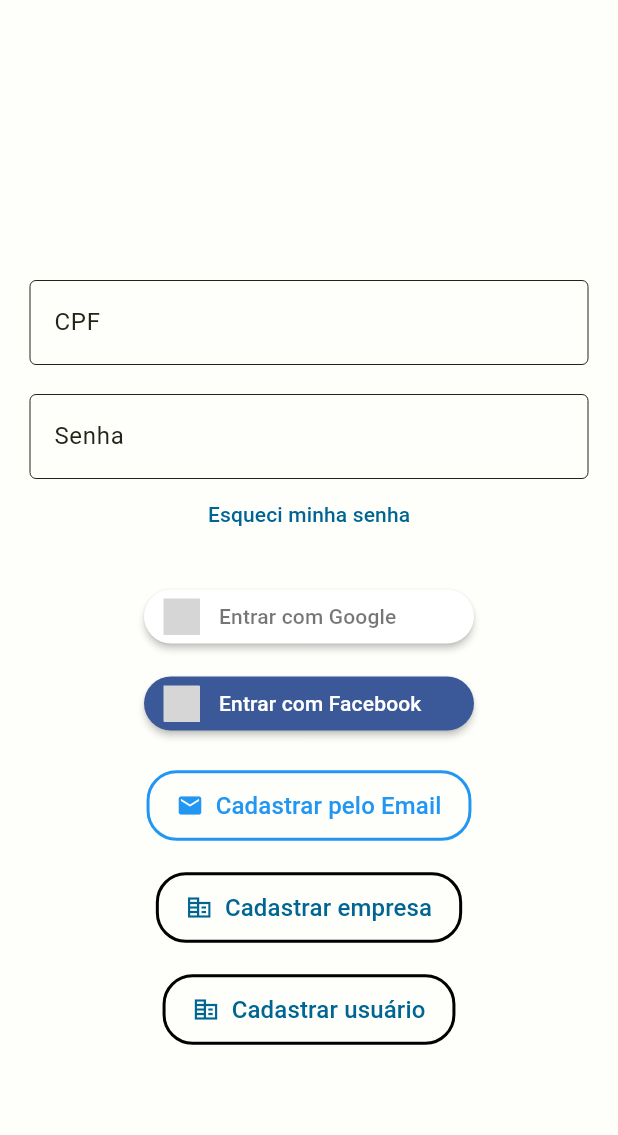
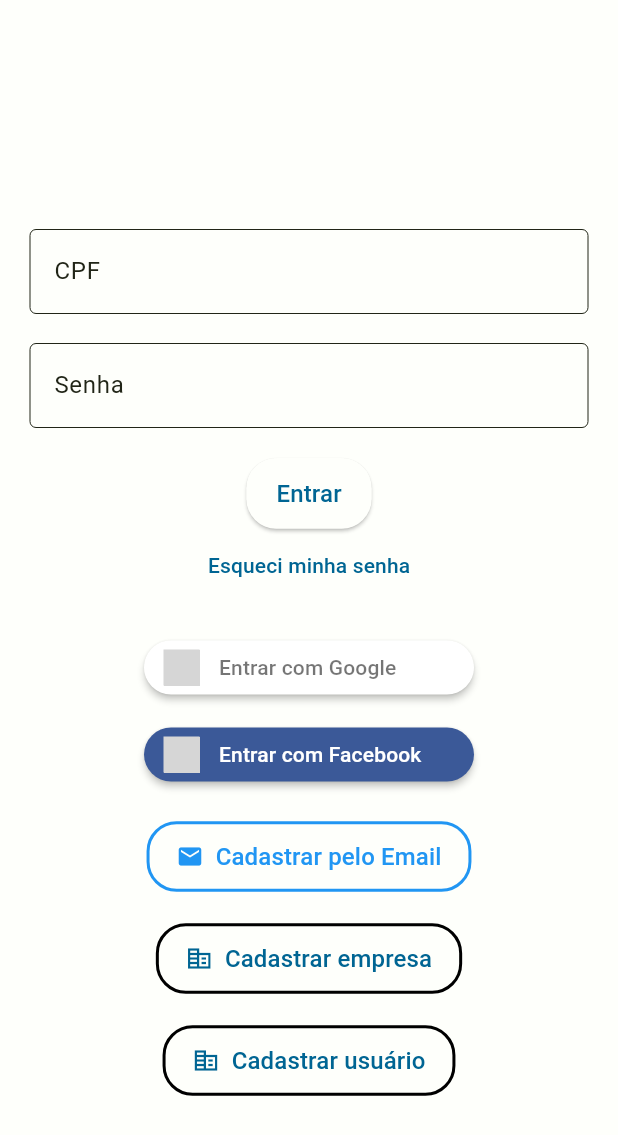
Before and after one commit to FAGE-Project/FAGE-Frontend, a Flutter app: the Profile widget shown alone on an empty page, opened directly, on a phone screen of 412 x 824 dp. Shown: the top 1135 px of the screen. Run offline on Flutter 3.47's test engine with Material 2 defaults, Android fonts, the phone set to English and light mode, and no system bars; drawn by our look-alikes of sign_in_button; our stand-ins replace date_picker_timeline, mask_text_input_formatter; network calls fail; grey boxes are pictures that could not be loaded.

Commit message:
Validação de login

```diff
--- a/lib/pages/profile.dart
+++ b/lib/pages/profile.dart
@@ -1,5 +1,3 @@
-import 'dart:html';
-
 import 'package:fage/routes/routes.dart';
 import 'package:flutter/material.dart';
 import 'dart:convert';
@@ -28,13 +26,14 @@
     };
 
     final response = await http.post(
-      Uri.parse('https://5f86-200-17-101-78.ngrok.io/login'),
+      Uri.parse('https://21f4-200-17-101-78.ngrok.io/login'),
       headers: {'Content-Type': 'application/json'},
       body: json.encode(userData),
     );
 
     if (response.statusCode == 200) {
-      print("Profile bem-sucedido");
+      const snackbar = SnackBar(content: Text("Login realizado com sucesso!"));
+      ScaffoldMessenger.of(context).showSnackBar(snackbar);
     } else {
       print("Profile mal-sucedido");
     }
@@ -220,7 +219,8 @@
                         children: [
                           TextFormField(
                             controller: _cpf_cnpjControllerUser,
-                            autovalidateMode: AutovalidateMode.onUserInteraction,
+                            autovalidateMode:
+                                AutovalidateMode.onUserInteraction,
                             keyboardType: TextInputType.number,
                             validator: (value) {
                               // if (CPFValidator.isValid(value)) {
@@ -239,8 +239,9 @@
                           SizedBox(height: 20),
                           TextFormField(
                             controller: _passwordControllerUser,
-                            autovalidateMode: AutovalidateMode.onUserInteraction,
-                            validator: validarSenha,
+                            autovalidateMode:
+                                AutovalidateMode.onUserInteraction,
+                            //validator: validarSenha,
                             obscureText: true,
                             decoration: InputDecoration(
                               labelText: 'Senha',
@@ -250,6 +251,29 @@
                             ),
                           ),
                         ],
+                      ),
+                    ),
+                    SizedBox(height: 20),
+                    ElevatedButton(
+                      onPressed: () async {
+                        if (_formKey.currentState!.validate()) {
+                          await _authenticateUser();
+                        }
+                      },
+                      style: ElevatedButton.styleFrom(
+                        shape: RoundedRectangleBorder(
+                          borderRadius: BorderRadius.circular(20.0),
+                        ),
+                        padding: EdgeInsets.symmetric(
+                          vertical: 12.0,
+                          horizontal: 20.0,
+                        ),
+                      ),
+                      child: Text(
+                        'Entrar',
+                        style: TextStyle(
+                          fontSize: 16.0,
+                        ),
                       ),
                     ),
                     TextButton(
--- a/lib/routes/routes.dart
+++ b/lib/routes/routes.dart
@@ -1,5 +1,6 @@
 import 'package:fage/pages/empresa.dart';
 import 'package:fage/pages/home.dart';
+import 'package:fage/pages/my_fage.dart';
 import 'package:fage/pages/register_corp.dart';
 import 'package:fage/pages/register_user.dart';
 import 'package:fage/pages/agendamento.dart';
@@ -13,6 +14,7 @@
     "/register_user": (_) => const Cadastro(),
     "/agendamento": (_) => Agendamento(),
     "/empresa": (_) => Empresa(),
+    "/my_fage": (_) => MyFage(),
   };
 
   static const String home = "/home";
@@ -24,4 +26,6 @@
   static const String agendamento = "/agendamento";
 
   static const String empresa = "/empresa";
+
+  static const String myFage = "/my_fage";
 }
--- a/lib/util/util.dart
+++ b/lib/util/util.dart
@@ -63,5 +63,5 @@
     },
   ];
 
-  static const baseUrl = 'https://5f86-200-17-101-78.ngrok.io';
+  static const baseUrl = 'https://21f4-200-17-101-78.ngrok.io';
 }
```
